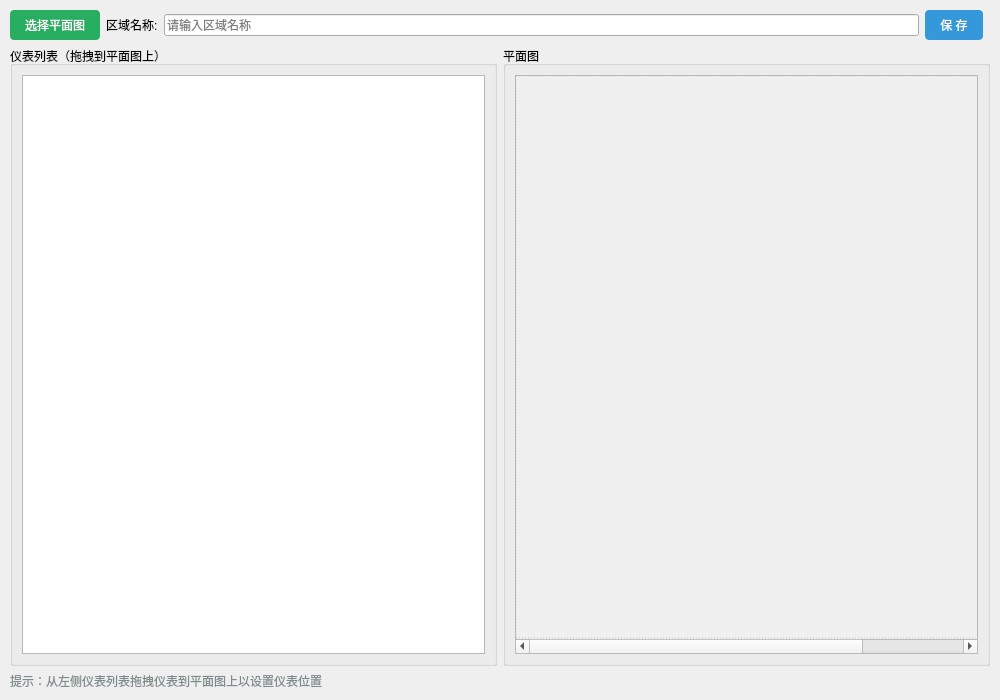
Qt form ui/floorplanwidget.ui (1034569185/1034569185) before a commit.
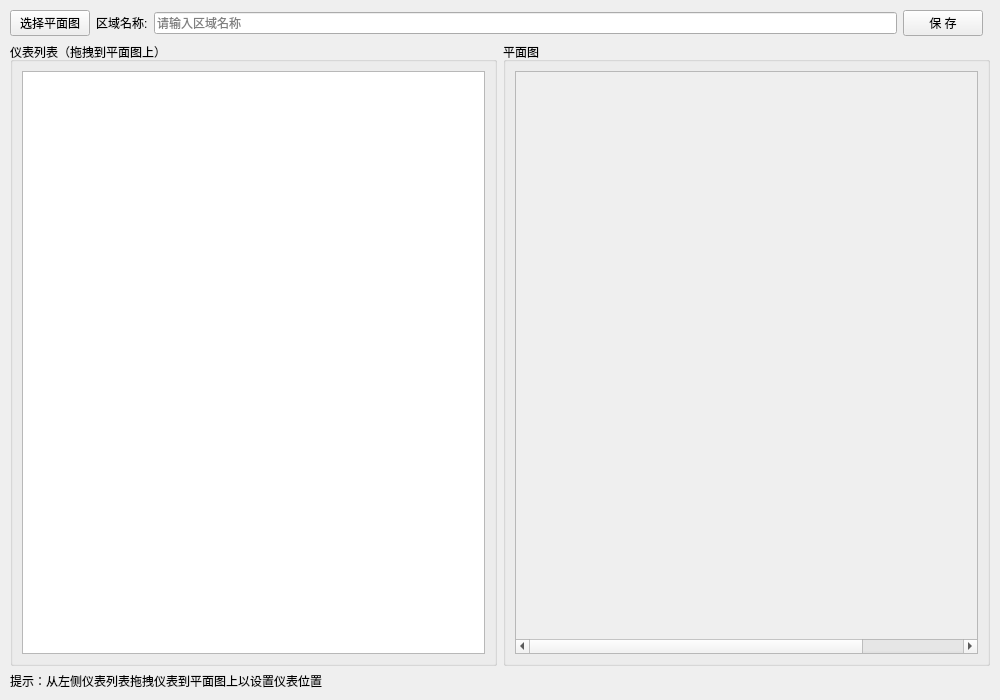
The same form after that commit.

Commit message:
Polish QSS skin integration and remove inline style overrides
Agent-Logs-Url: https://github.com/1034569185/1034569185/sessions/25855561-4c25-4243-ade2-edfe54ba42ff

```diff
--- a/ui/floorplanwidget.ui
+++ b/ui/floorplanwidget.ui
@@ -34,10 +34,6 @@
        <property name="text">
         <string>选择平面图</string>
        </property>
-       <property name="styleSheet">
-        <string>QPushButton { background-color: #27ae60; color: white; padding: 6px 15px; border: none; border-radius: 4px; }
-QPushButton:hover { background-color: #229954; }</string>
-       </property>
       </widget>
      </item>
      <item>
@@ -62,10 +58,6 @@
        <property name="text">
         <string>保 存</string>
        </property>
-       <property name="styleSheet">
-        <string>QPushButton { background-color: #3498db; color: white; padding: 6px 15px; border: none; border-radius: 4px; }
-QPushButton:hover { background-color: #2980b9; }</string>
-       </property>
       </widget>
      </item>
      <item>
@@ -116,9 +108,6 @@
            <bool>true</bool>
           </property>
           <widget class="QWidget" name="floorPlanCanvas">
-           <property name="styleSheet">
-            <string>QWidget#floorPlanCanvas { background-color: #f0f0f0; border: 1px dashed #bdc3c7; }</string>
-           </property>
            <property name="minimumSize">
             <size>
              <width>600</width>
@@ -138,9 +127,6 @@
      <property name="text">
       <string>提示：从左侧仪表列表拖拽仪表到平面图上以设置仪表位置</string>
      </property>
-     <property name="styleSheet">
-      <string>QLabel { color: #7f8c8d; font-size: 12px; }</string>
-     </property>
     </widget>
    </item>
   </layout>
```
The commit also changes 13 other files.
